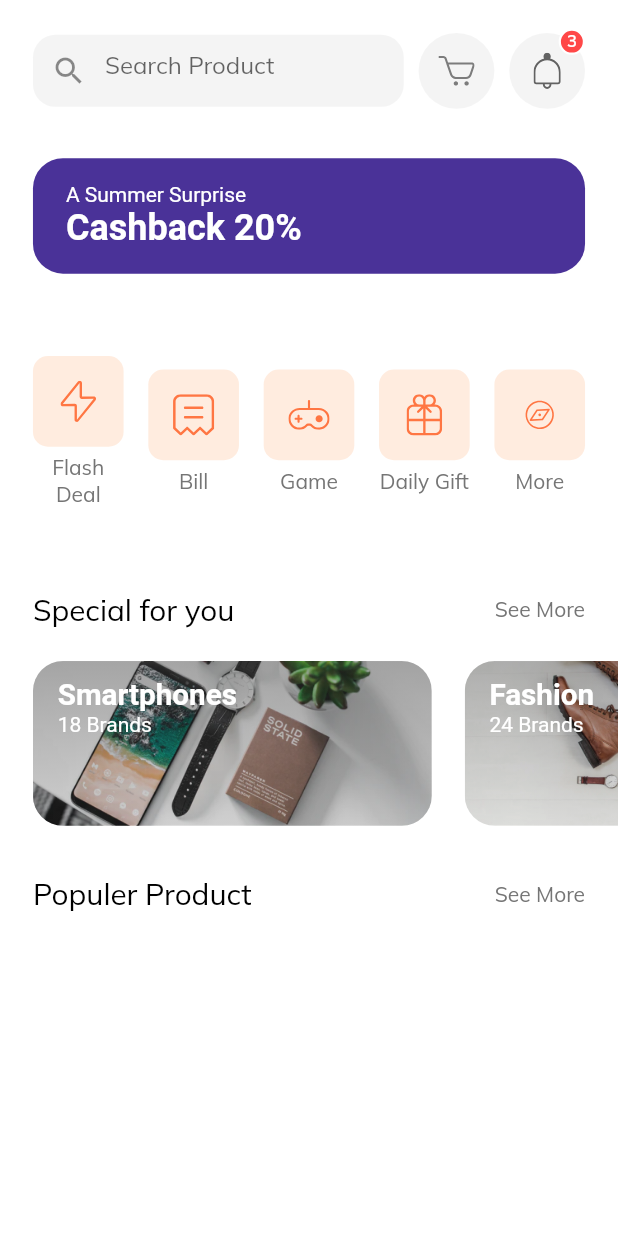
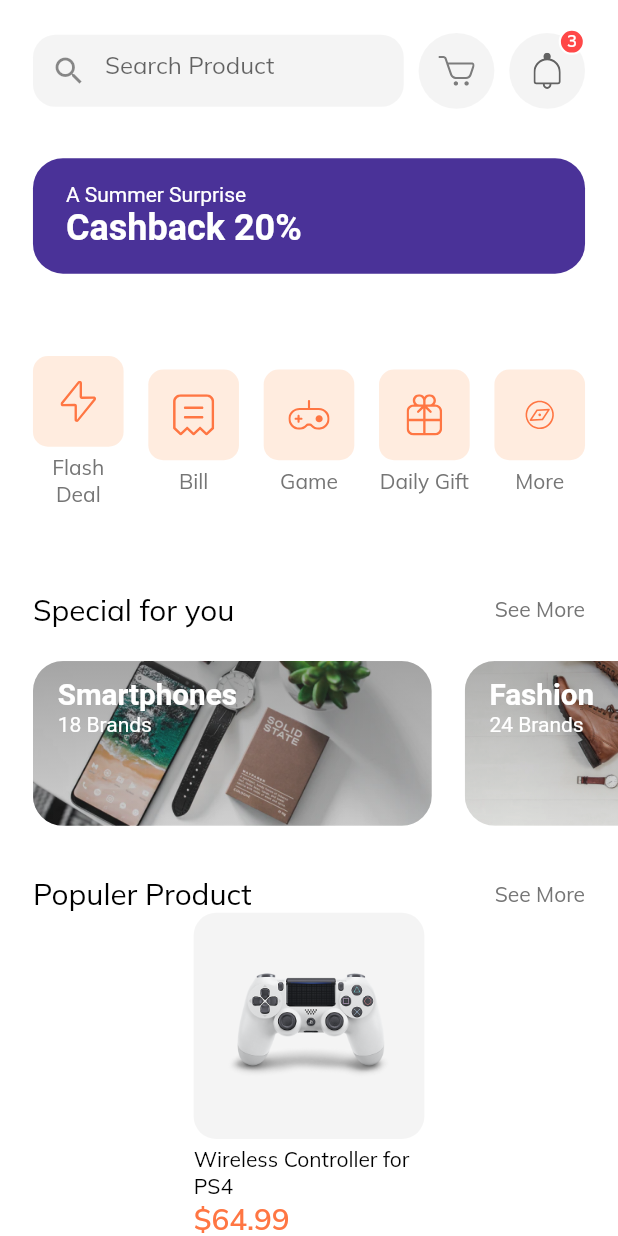
Before and after one commit to IshtiaqAhmadRion/shop_app, a Flutter app: the HomeScreen screen opened by its route, on a phone screen of 412 x 824 dp. Run offline on Flutter 3.47's test engine with Material 2 defaults, Android fonts, the phone set to English and light mode, and no system bars; our stand-ins replace flutter_svg.

Commit message:
demo product

```diff
--- a/lib/models/product.dart
+++ b/lib/models/product.dart
@@ -1,17 +1,19 @@
 import 'package:flutter/material.dart';
 
 class Product {
+  final int id;
   final String title, discription;
   final List<String> images;
   final List<Color> colors;
   final double rating, price;
-  final bool inFavourite, isPopular;
+  final bool isFavourite, isPopular;
 
-  Product({
+  Product( {
+    required this.id,
     required this.images,
     required this.colors,
     this.rating = 0.0,
-    this.inFavourite = false,
+    this.isFavourite = false,
     this.isPopular = false,
     required this.title,
     required this.price,
@@ -20,3 +22,91 @@ class Product {
 }
 
 //demo product
+
+List<Product> demoProducts = [
+  Product(
+    id: 1,
+    images: [
+      "assets/images/ps4_console_white_1.png",
+      "assets/images/ps4_console_white_2.png",
+      "assets/images/ps4_console_white_3.png",
+      "assets/images/ps4_console_white_4.png",
+    ],
+    colors: [
+      Color(0xFFF6625E),
+      Color(0xFF836DB8),
+      Color(0xFFDECB9C),
+      Colors.white,
+    ],
+    title: "Wireless Controller for PS4",
+    price: 64.99,
+    discription: description,
+    rating: 4.8,
+    isFavourite: true,
+    isPopular: true,
+  ),
+
+  Product(
+    id: 2,
+    images: [
+      "assets/images/Image Popular Product 2.png",
+
+    ],
+    colors: [
+      Color(0xFFF6625E),
+      Color(0xFF836DB8),
+      Color(0xFFDECB9C),
+      Colors.white,
+    ],
+    title: "Nike Sport White - Man Pant",
+    price: 50.5,
+    discription: description,
+    rating: 4.8,
+    isFavourite: true,
+    isPopular: true,
+  ),
+  Product(
+    id: 3,
+    images: [
+      "assets/images/glap.png",
+
+    ],
+    colors: [
+      Color(0xFFF6625E),
+      Color(0xFF836DB8),
+      Color(0xFFDECB9C),
+      Colors.white,
+    ],
+    title: "Gloves XC Omega - Polygon",
+    price: 36.55,
+    discription: description,
+    rating: 4.1,
+    isFavourite: true,
+    isPopular: true,
+  ),
+
+  Product(
+    id: 4,
+    images: [
+      "assets/images/wireless headset.png",
+
+    ],
+    colors: [
+      Color(0xFFF6625E),
+      Color(0xFF836DB8),
+      Color(0xFFDECB9C),
+      Colors.white,
+    ],
+    title: "Logitech Head",
+    price: 20.20,
+    discription: description,
+    rating: 4.1,
+    isFavourite: true,
+
+  ),
+
+];
+
+
+const String description =
+    "Wireless Controller for PS4™ gives you what you want in your gaming from over precision control your games to sharing …";
--- a/lib/screens/home/components/body.dart
+++ b/lib/screens/home/components/body.dart
@@ -1,4 +1,6 @@
 import 'package:flutter/material.dart';
+import 'package:shop_app/constants.dart';
+import 'package:shop_app/models/product.dart';
 import 'package:shop_app/screens/home/components/section_title.dart';
 
 import 'package:shop_app/size_config.dart';
@@ -37,6 +39,41 @@ class Body extends StatelessWidget {
             height: getProportionateScreenWidth(30),
           ),
           SectionTitle(text: "Populer Product", press: () {}),
+          SizedBox(
+            width: getProportionateScreenWidth(140),
+            child: Column(
+              children: [
+                AspectRatio(
+                  aspectRatio: 1.02,
+                  child: Container(
+                    padding: EdgeInsets.all(getProportionateScreenWidth(20)),
+                    decoration: BoxDecoration(
+                      color: kSecondaryColor.withOpacity(0.1),
+                      borderRadius: BorderRadius.circular(15),
+                    ),
+                    child: Image.asset(demoProducts[0].images[0]),
+                  ),
+                ),
+                const SizedBox(height: 5,),
+                Text(
+                  demoProducts[0].title,
+                  style: TextStyle(
+                    color: Colors.black,
+                  ),
+                  maxLines: 2,
+                ),
+                Row(
+                  children: [
+                    Text(
+                      "\$${demoProducts[0].price}",
+                      style: TextStyle(fontSize: getProportionateScreenWidth(18),fontWeight: FontWeight.w600,color: kPrimaryColor),
+
+                    ),
+                  ],
+                )
+              ],
+            ),
+          ),
         ],
       ),
     ));
```
